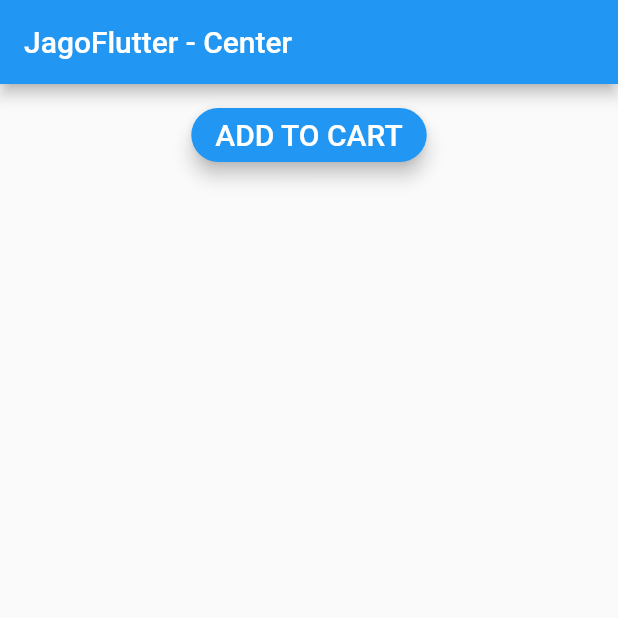
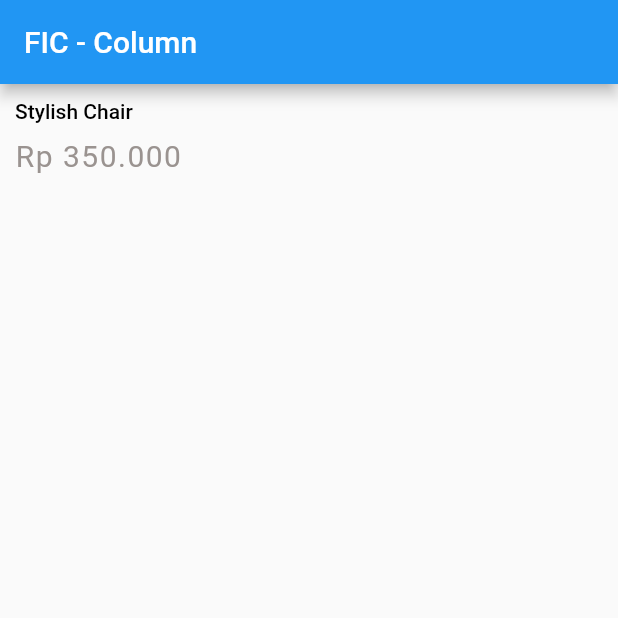
Before and after one commit to fesaworld/fic4_flutter_widgets_challenges, a Flutter app: the screen it shows after launch, on a phone screen of 412 x 824 dp, the top half of it. Run offline on Flutter 3.47's test engine with Material 2 defaults, Android fonts, the phone set to English and light mode, and no system bars.

Commit message:
basic widget - basic_layout - column_widget

```diff
--- a/lib/main.dart
+++ b/lib/main.dart
@@ -2,6 +2,7 @@ import 'package:fic4_flutter_widgets_challenges/tugas/basic_form/dialog_widget.d
 import 'package:fic4_flutter_widgets_challenges/tugas/basic_form/form_widget.dart';
 import 'package:fic4_flutter_widgets_challenges/tugas/basic_layout/aspect_ratio_widget.dart';
 import 'package:fic4_flutter_widgets_challenges/tugas/basic_layout/center_widget.dart';
+import 'package:fic4_flutter_widgets_challenges/tugas/basic_layout/column_widget.dart';
 import 'package:flutter/material.dart';
 
 void main() {
@@ -21,7 +22,9 @@ class MyApp extends StatelessWidget {
       ),
       // home: const DialogWidget(),
       // home: FormWidget(),
-      home: const CenterWidget(),
+      // home: const AspectRatioWidget(),
+      // home: const CenterWidget(),
+      home: const ColumnWidget(),
     );
   }
 }
--- /dev/null
+++ b/lib/tugas/basic_layout/column_widget.dart
@@ -0,0 +1,42 @@
+import 'package:flutter/material.dart';
+
+class ColumnWidget extends StatelessWidget {
+  const ColumnWidget({Key? key}) : super(key: key);
+
+  @override
+  Widget build(BuildContext context) {
+    return Scaffold(
+      appBar: AppBar(
+        title: const Text("FIC - Column"),
+      ),
+      body: Container(
+        padding: const EdgeInsets.all(10.0),
+        child: Column(
+          crossAxisAlignment: CrossAxisAlignment.start,
+          children: const [
+            Text(
+              'Stylish Chair',
+              style: TextStyle(
+                color: Colors.black,
+                fontSize: 14,
+                fontWeight: FontWeight.w500,
+              ),
+            ),
+            SizedBox(
+              height: 10,
+            ),
+            Text(
+              'Rp 350.000',
+              style: TextStyle(
+                fontSize: 20,
+                color: Color(0xFF9A9390),
+                fontWeight: FontWeight.w400,
+                letterSpacing: 1,
+              ),
+            ),
+          ],
+        ),
+      ),
+    );
+  }
+}
```
